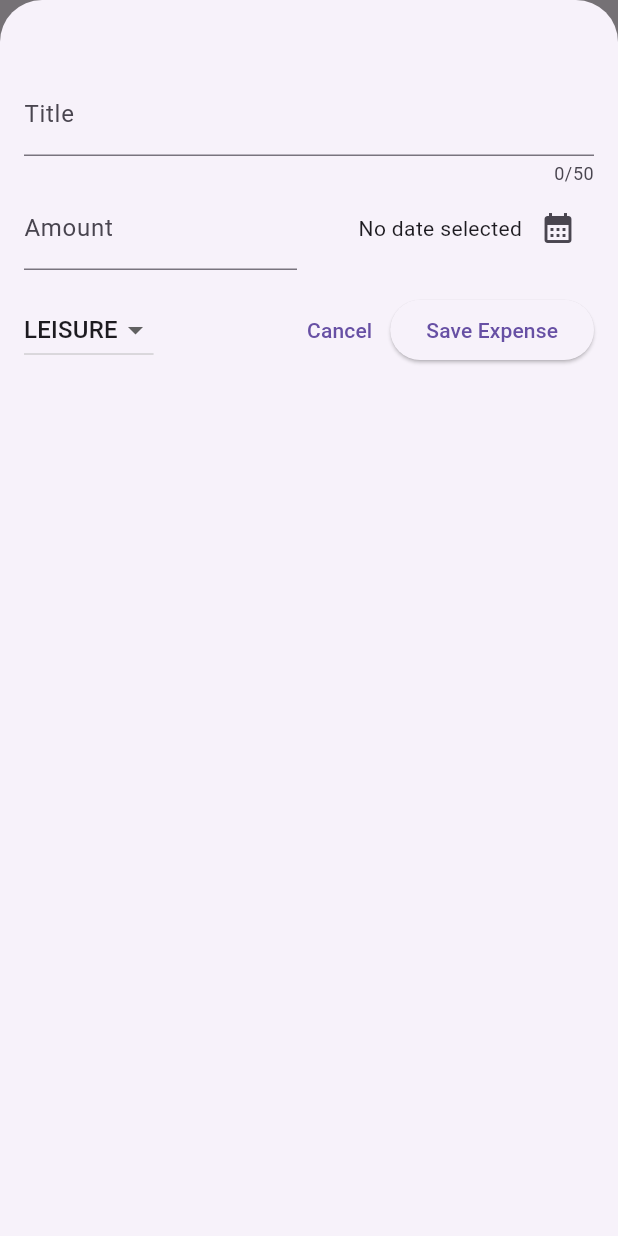
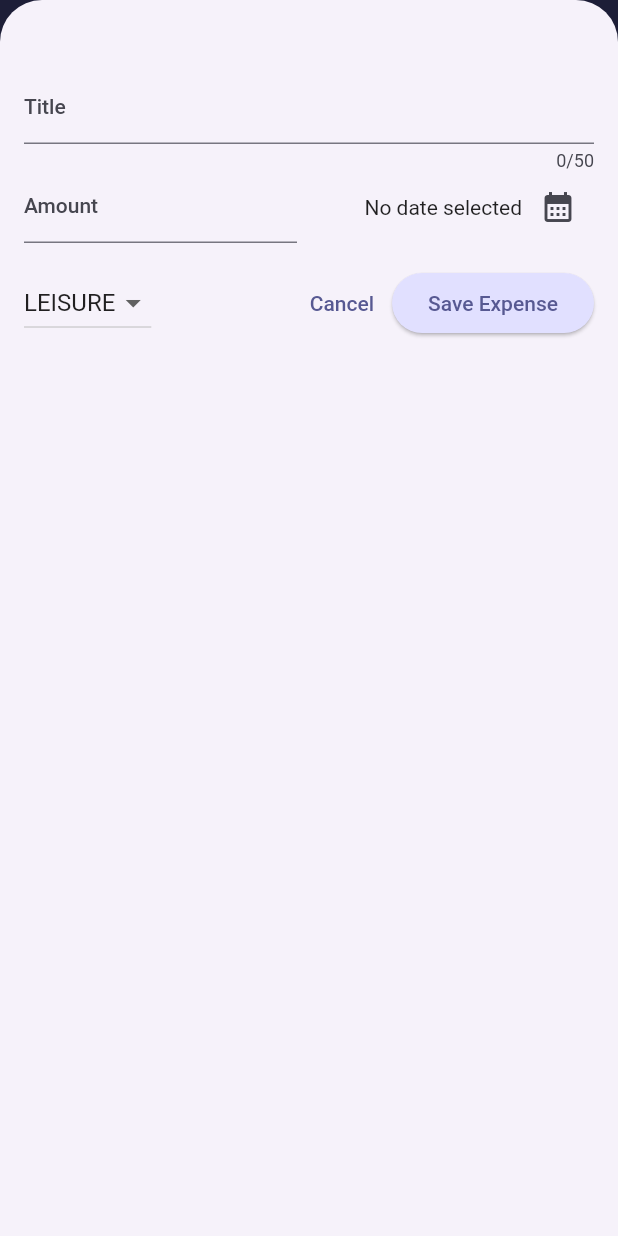
Before and after one commit to briglowell/expense_tracker_flutter, a Flutter app: the screen it shows after launch, after a tap on the "add" icon, on a phone screen of 412 x 824 dp. Run offline on Flutter 3.47's test engine with Material 2 defaults, Android fonts, the phone set to English and light mode, and no system bars.

Commit message:
Added themes, regular and dark mode theming

```diff
--- a/lib/main.dart
+++ b/lib/main.dart
@@ -2,10 +2,62 @@ import 'package:flutter/material.dart';
 
 import 'package:expense_tracker/widgets/expenses.dart';
 
+var kColorScheme =
+    ColorScheme.fromSeed(seedColor: const Color.fromARGB(255, 18, 17, 121));
+
+var kDarkColorScheme = ColorScheme.fromSeed(
+  brightness: Brightness.dark,
+  seedColor: const Color.fromARGB(255, 5, 99, 125),
+);
+
 void main() {
   runApp(
     MaterialApp(
-      theme: ThemeData(useMaterial3: true),
+      darkTheme: ThemeData.dark().copyWith(
+        useMaterial3: true,
+        colorScheme: kDarkColorScheme,
+        cardTheme: const CardTheme().copyWith(
+          color: kDarkColorScheme.secondaryContainer,
+          margin: const EdgeInsets.symmetric(
+            horizontal: 16,
+            vertical: 8,
+          ),
+        ),
+        elevatedButtonTheme: ElevatedButtonThemeData(
+          style: ElevatedButton.styleFrom(
+            backgroundColor: kDarkColorScheme.primaryContainer,
+            foregroundColor: kDarkColorScheme.onPrimaryContainer,
+          ),
+        ),
+      ),
+      theme: ThemeData().copyWith(
+        useMaterial3: true,
+        colorScheme: kColorScheme,
+        appBarTheme: const AppBarTheme().copyWith(
+          backgroundColor: kColorScheme.onPrimaryContainer,
+          foregroundColor: kColorScheme.primaryContainer,
+        ),
+        cardTheme: const CardTheme().copyWith(
+          color: kColorScheme.secondaryContainer,
+          margin: const EdgeInsets.symmetric(
+            horizontal: 16,
+            vertical: 8,
+          ),
+        ),
+        elevatedButtonTheme: ElevatedButtonThemeData(
+          style: ElevatedButton.styleFrom(
+            backgroundColor: kColorScheme.primaryContainer,
+          ),
+        ),
+        textTheme: ThemeData().textTheme.copyWith(
+              titleLarge: TextStyle(
+                fontWeight: FontWeight.bold,
+                color: kColorScheme.onSecondaryContainer,
+                fontSize: 16,
+              ),
+            ),
+      ),
+      // themeMode: ThemeMode.system, //default
       home: const Expenses(),
     ),
   );
--- a/lib/widgets/expenses_list/expenses_item.dart
+++ b/lib/widgets/expenses_list/expenses_item.dart
@@ -15,8 +15,12 @@ class ExpenseItem extends StatelessWidget {
           vertical: 16,
         ),
         child: Column(
+          crossAxisAlignment: CrossAxisAlignment.start,
           children: [
-            Text(expense.title),
+            Text(
+              expense.title,
+              style: Theme.of(context).textTheme.titleLarge,
+            ),
             const SizedBox(
               height: 4,
             ),
--- a/lib/widgets/expenses_list/expenses_list.dart
+++ b/lib/widgets/expenses_list/expenses_list.dart
@@ -17,6 +17,11 @@ class ExpensesList extends StatelessWidget {
     return ListView.builder(
         itemCount: expenses.length,
         itemBuilder: (ctx, index) => Dismissible(
+              background: Container(
+                color: Theme.of(context).colorScheme.error.withOpacity(0.75),
+                margin: EdgeInsets.symmetric(
+                    horizontal: Theme.of(context).cardTheme.margin!.horizontal),
+              ),
               key: ValueKey(expenses[index]),
               onDismissed: (direction) {
                 onRemoveExpense(expenses[index]);
```
Also changed, not shown: 1 other file.
